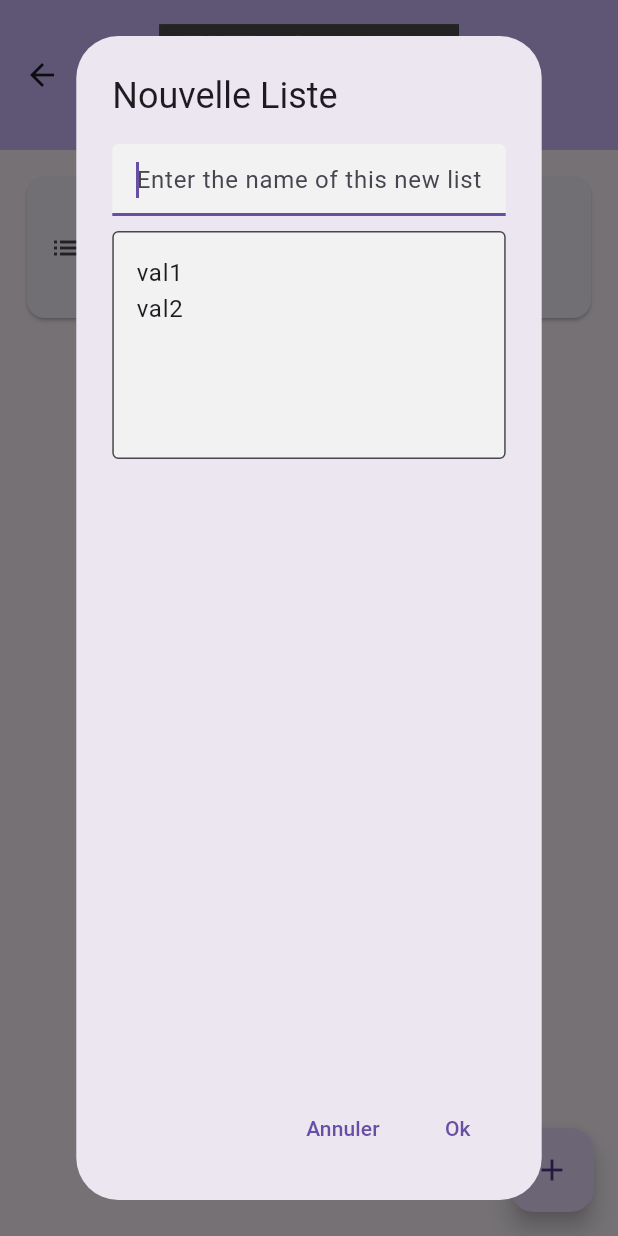
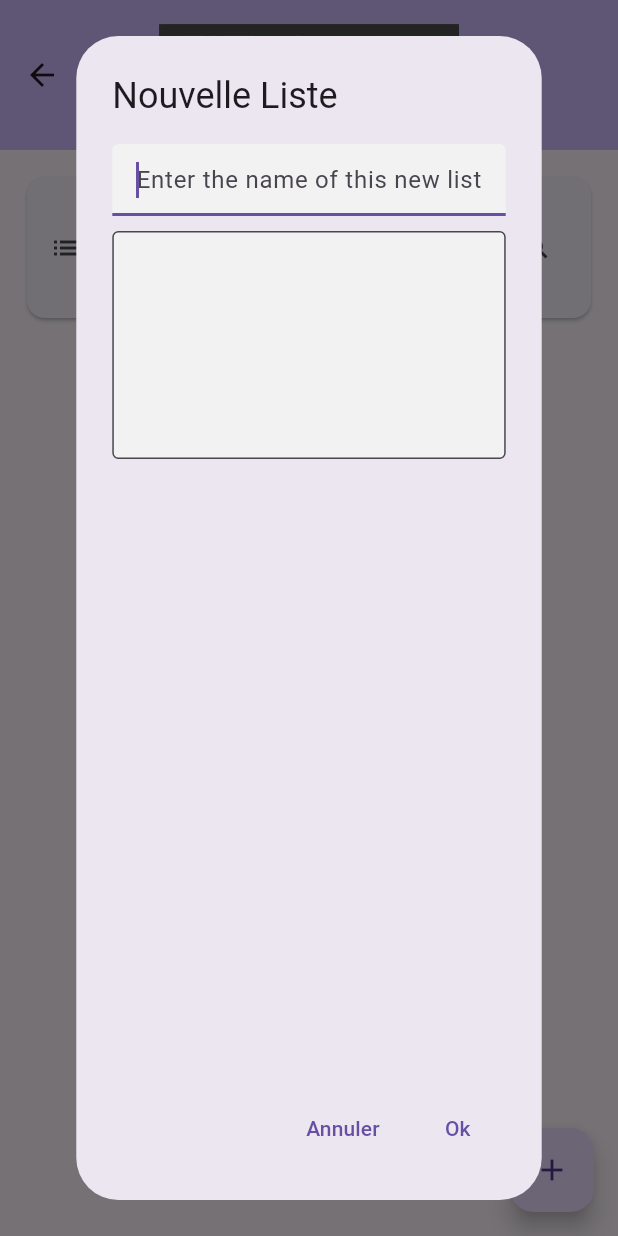
Before and after one commit to ysimonx/on-site-intervention_app, a Flutter app: the ListsPage screen opened directly with empty values, after a tap on the "add" icon, on a phone screen of 412 x 824 dp. Run offline on Flutter 3.47's test engine with Material 3 defaults, Android fonts, the phone set to English and light mode, and no system bars; our stand-ins replace dio, flutter_secure_storage, gap, logger; missing offline and left inert: card_settings; accounts and stored records are empty.

Commit message:
list management

```diff
--- a/lib/ui/lists_page.dart
+++ b/lib/ui/lists_page.dart
@@ -96,7 +96,7 @@ class ListsPageState extends State<ListsPage> {
       // onPressed: {},
       onPressed: () async {
         //  _showDialog(callback);
-        _showDialog(callback: callback, site: widget.site);
+        _showDialog(callback: callback, site: widget.site, listname: null);
       },
       child: const Icon(Icons.add),
     );
@@ -151,6 +151,20 @@ class ListsPageState extends State<ListsPage> {
                     title: Text('${list[index]}'),
                     subtitle: Text(
                         "${subvalues.join(", ")} ... (${values.length} items) "),
+                    trailing: Row(
+                      mainAxisSize: MainAxisSize.min,
+                      children: [
+                        IconButton(
+                          icon: const Icon(Icons.manage_search),
+                          onPressed: () {
+                            _showDialog(
+                                callback: CB,
+                                site: widget.site,
+                                listname: list[index]);
+                          },
+                        ),
+                      ],
+                    ),
                   ));
             }));
   }
@@ -158,10 +172,16 @@ class ListsPageState extends State<ListsPage> {
   void _showDialog({
     required void Function(String message) callback,
     required Site? site,
+    required String? listname,
   }) {
     late TextEditingController controllerListName = TextEditingController();
     late TextEditingController controllerValues = TextEditingController();
-    List<String> listValues = ["val1", "val2"];
+    List<String> listValues = [];
+    if (listname != null) {
+      controllerListName.text = listname;
+      listValues = dictOfLists[listname]!;
+    }
+
     controllerValues.text = listValues.join("\n");
 
     showDialog<void>(
@@ -223,6 +243,7 @@ class ListsPageState extends State<ListsPage> {
                       child: const Text('Ok'),
                       onPressed: () async {
                         Navigator.pop(context);
+                        dictOfLists.remove(listname);
                         dictOfLists[controllerListName.text] =
                             controllerValues.text.split("\n");
                         callback(controllerListName.text);
```
